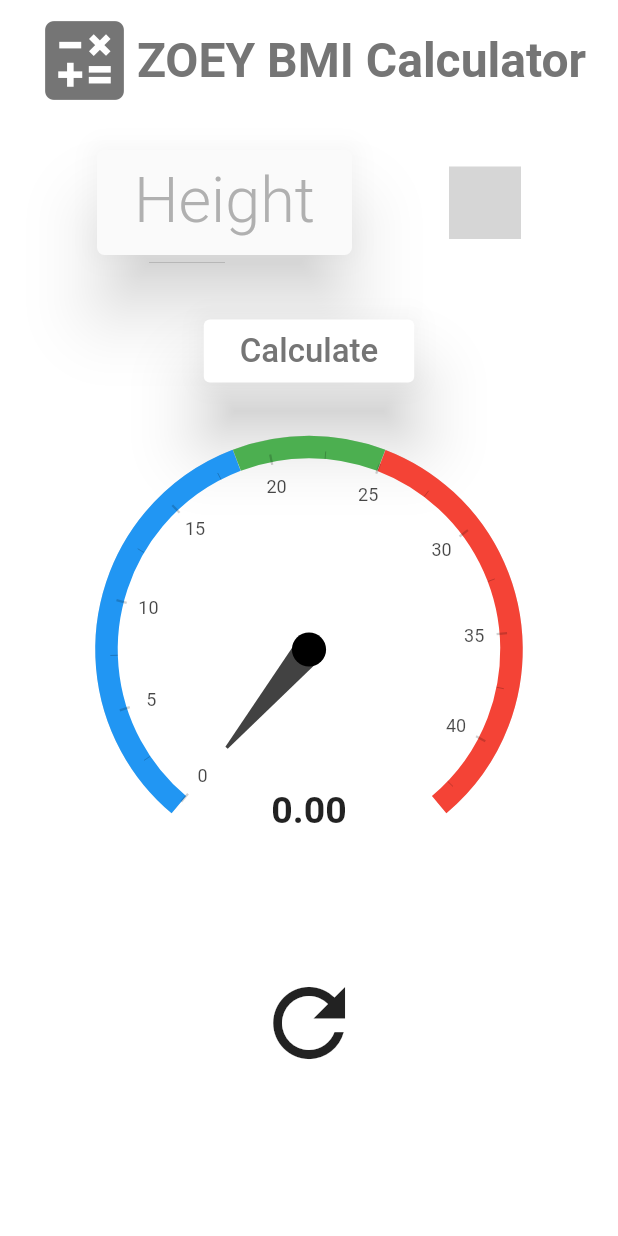
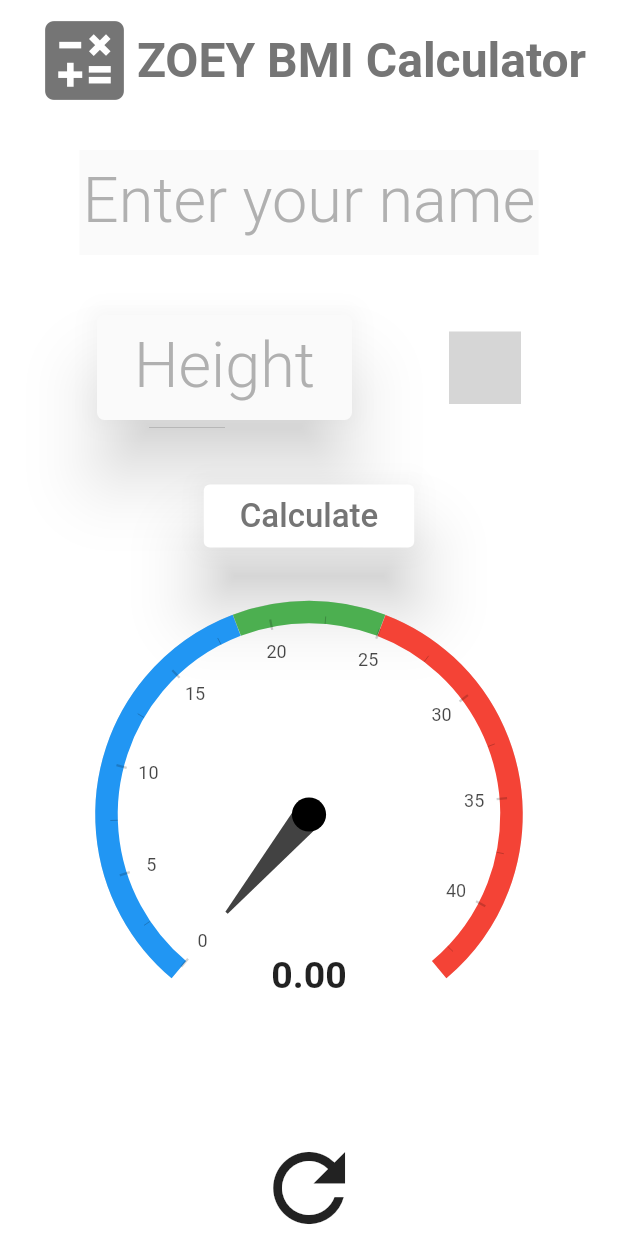
Before and after one commit to WebZoeyBA/BMI-calculator-Zoey, a Flutter app: the screen it shows after launch, after a tap on "Calculate", on a phone screen of 412 x 824 dp. Run offline on Flutter 3.47's test engine with Material 2 defaults, Android fonts, the light colour scheme and no system bars; drawn by our look-alikes of syncfusion_flutter_gauges; our stand-ins replace hexcolor; grey boxes are pictures that could not be loaded.

Commit message:
added bmi use history and new textfield for name

```diff
--- /dev/null
+++ b/lib/models/bmi_history.dart
@@ -0,0 +1,9 @@
+import 'package:flutter/foundation.dart';
+
+class HistoryInstance {
+  String id;
+  String username;
+  DateTime date;
+  HistoryInstance(
+      {required this.id, required this.username, required this.date});
+}
--- a/lib/screens/home.dart
+++ b/lib/screens/home.dart
@@ -4,17 +4,32 @@ import 'package:syncfusion_flutter_gauges/gauges.dart';
 import 'package:bmi_calcularor_zoey/widgets/Custom_gauge.dart';
 import 'package:bmi_calcularor_zoey/widgets/height_container.dart';
 import 'package:bmi_calcularor_zoey/widgets/weight_container';
+import 'package:bmi_calcularor_zoey/models/bmi_history.dart';
+import 'package:intl/intl.dart';
+import 'package:bmi_calcularor_zoey/widgets/history_list.dart';
 
 class MyHomeScreen extends StatefulWidget {
-  const MyHomeScreen({super.key});
-
   @override
   State<MyHomeScreen> createState() => _MyHomeScreenState();
 }
 
 class _MyHomeScreenState extends State<MyHomeScreen> {
+  final List<HistoryInstance> _userHistory = [];
+
+  void addNewInstance(String usernameIns) {
+    final newIns = HistoryInstance(
+        id: DateTime.now().toString(),
+        username: usernameIns,
+        date: DateTime.now());
+    setState(() {
+      _userHistory.add(newIns);
+    });
+  }
+
   TextEditingController _heightController = TextEditingController();
   TextEditingController _weightController = TextEditingController();
+  TextEditingController _usernameController = TextEditingController();
+  String usernameInput = "";
   double _bmiResult = 0;
   String _textResult = "";
   Color _resColor = Color.fromARGB(235, 0, 0, 0);
@@ -49,6 +64,34 @@ class _MyHomeScreenState extends State<MyHomeScreen> {
       body: SingleChildScrollView(
         child: Column(
           children: [
+            Container(
+              width: double.infinity,
+              height: 70,
+              margin: EdgeInsets.symmetric(horizontal: 53.0, vertical: 20.0),
+              child: Material(
+                child: TextField(
+                  controller: _usernameController,
+                  textAlign: TextAlign.center,
+                  style: TextStyle(
+                    fontSize: 42,
+                    fontWeight: FontWeight.w300,
+                    color: Colors.grey[600],
+                  ),
+                  keyboardType: TextInputType.text,
+                  decoration: InputDecoration(
+                    border: InputBorder.none,
+                    focusedBorder: OutlineInputBorder(
+                        borderSide: BorderSide(color: Colors.transparent),
+                        borderRadius: BorderRadius.circular(5)),
+                    hintText: "Enter your name",
+                    hintStyle: TextStyle(
+                        color: Colors.grey.withOpacity(0.8),
+                        fontWeight: FontWeight.w300,
+                        fontSize: 42),
+                  ),
+                ),
+              ),
+            ),
             SizedBox(
               height: 20,
             ),
@@ -72,6 +115,7 @@ class _MyHomeScreenState extends State<MyHomeScreen> {
                 ),
               ),
               onPressed: () {
+                addNewInstance(_usernameController.text);
                 double _h = double.parse(_heightController.text);
                 double _w = double.parse(_weightController.text);
                 setState(() {
@@ -114,12 +158,14 @@ class _MyHomeScreenState extends State<MyHomeScreen> {
                 setState(() {
                   _bmiResult = 0;
                   _textResult = "";
+                  _usernameController.text = "";
                   _weightController.text = "";
                   _heightController.text = "";
                   _resColor = Colors.black;
                 });
               },
             ),
+            HistoryList(_userHistory),
           ],
         ),
       ),
--- /dev/null
+++ b/lib/widgets/history_list.dart
@@ -0,0 +1,36 @@
+import 'package:bmi_calcularor_zoey/models/bmi_history.dart';
+import 'package:flutter/material.dart';
+import 'package:bmi_calcularor_zoey/models/bmi_history.dart';
+import 'package:intl/intl.dart';
+
+class HistoryList extends StatelessWidget {
+  final List<HistoryInstance> history;
+  HistoryList(this.history);
+
+  double _bmiResult = 0;
+
+  @override
+  Widget build(BuildContext context) {
+    return Column(
+        children: history.map((his) {
+      return Card(
+        margin: EdgeInsets.only(top: 30.0),
+        child: Container(
+          margin: EdgeInsets.symmetric(horizontal: 53.0, vertical: 20.0),
+          child:
+              Row(mainAxisAlignment: MainAxisAlignment.spaceAround, children: [
+            Text("${his.username}"),
+            Column(
+              mainAxisAlignment: MainAxisAlignment.spaceAround,
+              children: [
+                Text("$_bmiResult"),
+                SizedBox(height: 10.0),
+                Text(DateFormat("dd/MM/yyyy HH:m").format(his.date))
+              ],
+            ),
+          ]),
+        ),
+      );
+    }).toList());
+  }
+}
--- /dev/null
+++ b/lib/widgets/new_historyinstance.dart
@@ -0,0 +1,10 @@
+import 'package:flutter/material.dart';
+
+class NewHistoryInstance extends StatelessWidget {
+  const NewHistoryInstance({super.key});
+
+  @override
+  Widget build(BuildContext context) {
+    return Container();
+  }
+}
--- a/pubspec.yaml
+++ b/pubspec.yaml
@@ -39,6 +39,7 @@ dependencies:
   hexcolor: ^3.0.1
   kdgaugeview: ^1.0.4
   syncfusion_flutter_gauges: ^20.4.38
+  intl: ^0.17.0
 
 dev_dependencies:
   flutter_test:
```
Also changed, not shown: pubspec.lock.
